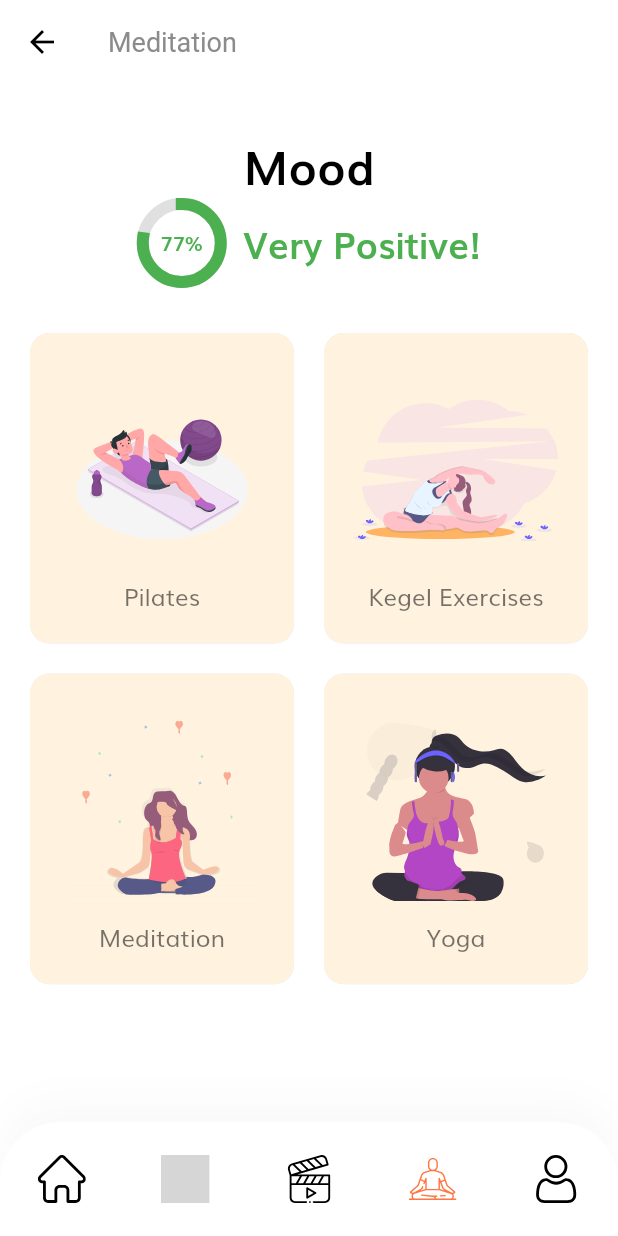
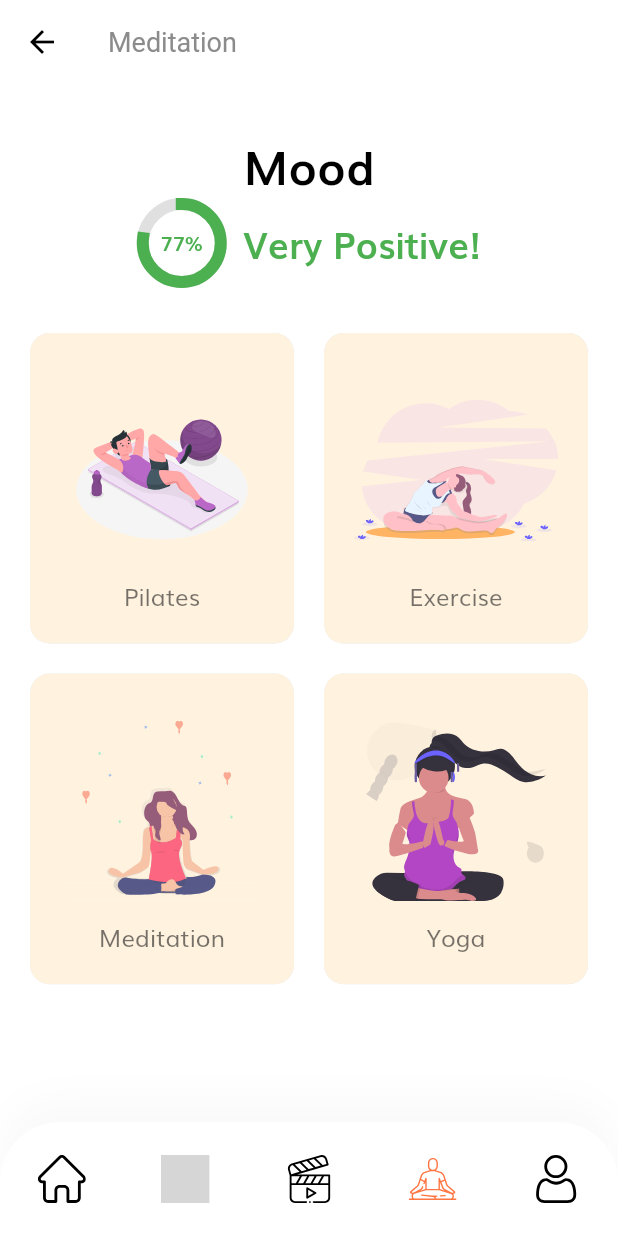
Before and after one commit to NazirNayal8/MoodyMuch, a Flutter app: the MeditationScreen screen opened by its route, on a phone screen of 412 x 824 dp. Run offline on Flutter 3.47's test engine with Material 2 defaults, Android fonts, the phone set to English and light mode, and no system bars; drawn by our look-alikes of percent_indicator; our stand-ins replace audioplayers, cloud_firestore, csc_picker, dio, firebase_auth, firebase_core and 11 more; accounts and stored records are empty; network calls fail; grey boxes are pictures that could not be loaded.

Commit message:
Fetching Youtube Playlist Developments

```diff
--- a/lib/screens/youtube/components/exercise_pick.dart
+++ b/lib/screens/youtube/components/exercise_pick.dart
@@ -72,10 +72,10 @@ class ExercisePickScreen extends StatelessWidget {
                         },
                       ),
                       CategoryCard(
-                        title: "Kegel Exercises",
+                        title: "Exercise",
                         svgSrc: "assets/icons/exercises.svg",
                         press: () {
-                          Navigator.push(context, MaterialPageRoute(builder: (context) => YoutubeVideoListScreen(title: 'Kegel Exercise')));
+                          Navigator.push(context, MaterialPageRoute(builder: (context) => YoutubeVideoListScreen(title: 'Exercise')));
                         },
                       ),
                       CategoryCard(
--- a/lib/services/youtubeAPIService.dart
+++ b/lib/services/youtubeAPIService.dart
@@ -48,11 +48,10 @@ class APIService {
     Map<String, String> parameters = {
       'part': 'snippet',
       'playlistId': playlistId,
-      'maxResults': '500',
+      'maxResults': '100',
       //'pageToken': _nextPageToken,
       'key': API_KEY,
     };
-    print(_nextPageToken);
     Uri uri = Uri.https(
       _baseUrl,
       '/youtube/v3/playlistItems',
@@ -70,7 +69,6 @@ class APIService {
       _nextPageToken = data['nextPageToken'] ?? '';
       List<dynamic> videosJson = data['items'];
 
-      // Fetch first eight videos from uploads playlist
       List<Video> videos = [];
       videosJson.forEach(
             (json) => videos.add(
```
Also changed, not shown: lib/screens/youtube/components/youtube_video_list_screen.dart (+6 -9 lines).
